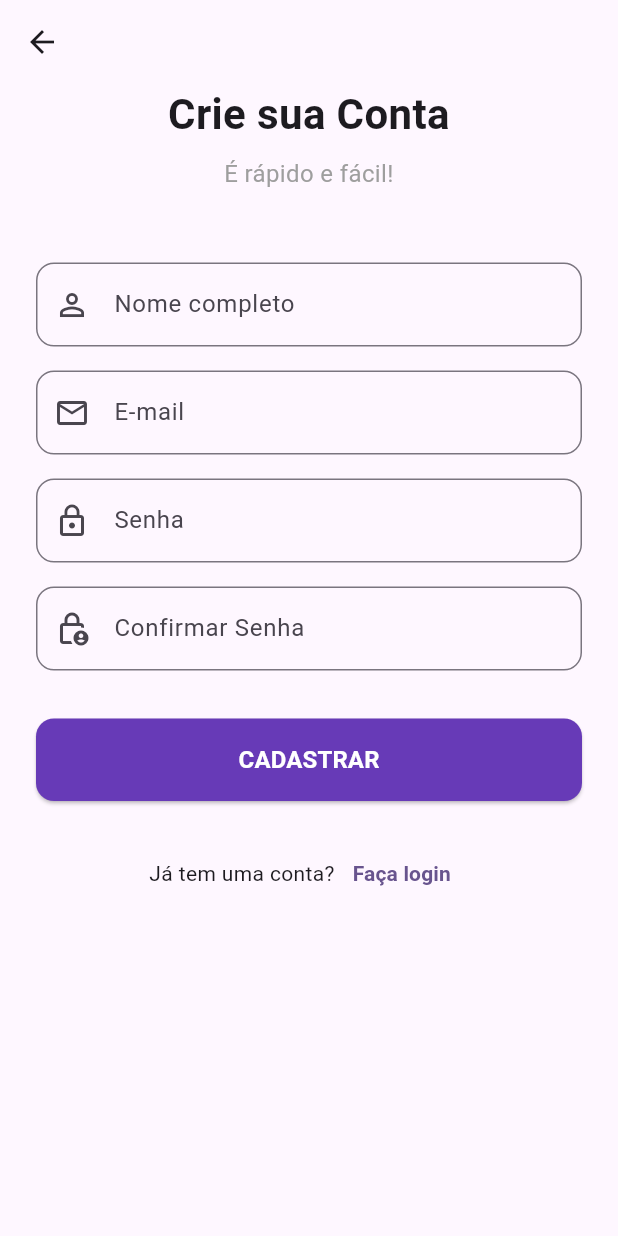
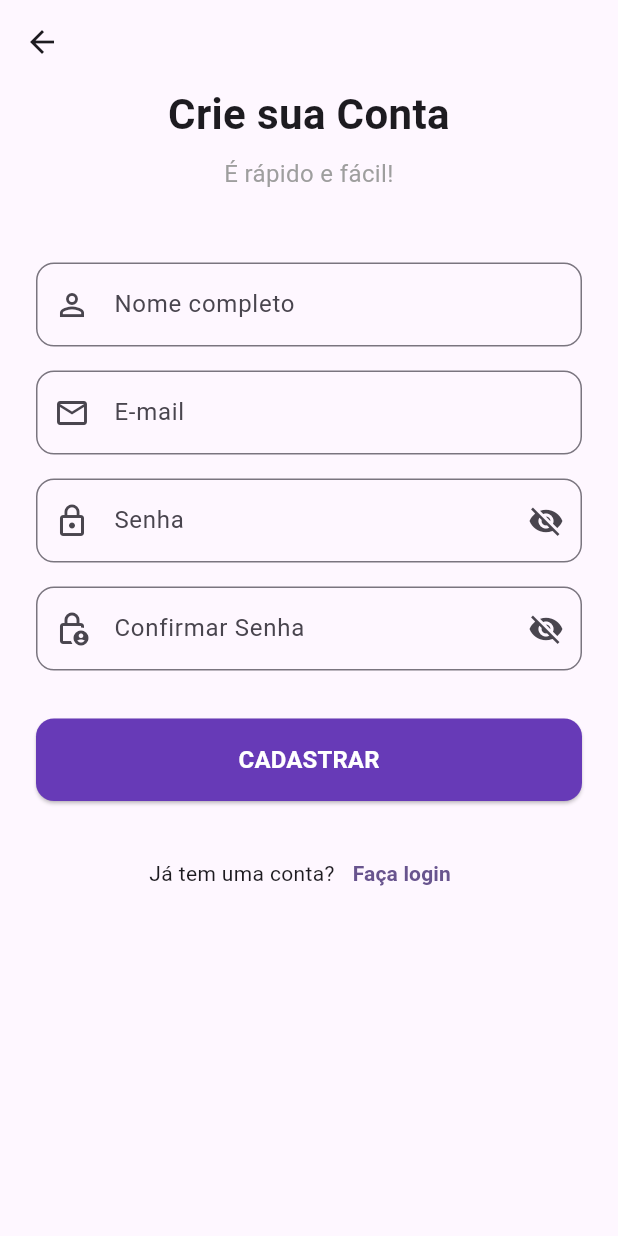
Before and after one commit to matheusrossimachado/Stocklite, a Flutter app: the screen it shows after launch, after a tap on "Cadastre-se", on a phone screen of 412 x 824 dp. Run offline on Flutter 3.47's test engine with Material 3 defaults, Android fonts, the phone set to English and light mode, and no system bars; our stand-ins replace device_preview.

Commit message:
feat: Implement login business logic and user feedback
This commit introduces the business logic for the login screen.

- A LoginController was created to handle user input and validation.
- Implemented a mock login validation to check for specific credentials.
- Added visual feedback to the user via SnackBars for success and error scenarios.
- On successful login, the user is redirected to the HomeScreen using Navigator.pushReplacement to prevent returning to the login page.
- As a UX improvement, a password visibility toggle was also added to the password fields on both Login and Signup screens.

```diff
--- a/lib/modules/auth/views/login_screen.dart
+++ b/lib/modules/auth/views/login_screen.dart
@@ -1,11 +1,22 @@
 import 'package:flutter/material.dart';
-
-// IMPORTANDO NOSSAS NOVAS TELAS. Agora vai funcionar, pois os arquivos existem!
+import 'package:stocklite_app/modules/auth/controllers/login_controller.dart';
 import 'package:stocklite_app/modules/auth/views/forgot_password_screen.dart';
 import 'package:stocklite_app/modules/auth/views/signup_screen.dart';
+import 'package:stocklite_app/modules/home/views/home_screen.dart';
 
-class LoginScreen extends StatelessWidget {
+class LoginScreen extends StatefulWidget {
   const LoginScreen({super.key});
+
+  @override
+  State<LoginScreen> createState() => _LoginScreenState();
+}
+
+class _LoginScreenState extends State<LoginScreen> {
+  final _controller = LoginController();
+
+  // NOVO: Uma variável de estado para controlar a visibilidade da senha.
+  // Começa como 'true' porque a senha deve iniciar escondida.
+  bool _isPasswordObscured = true;
 
   @override
   Widget build(BuildContext context) {
@@ -20,26 +31,13 @@ class LoginScreen extends StatelessWidget {
             mainAxisAlignment: MainAxisAlignment.center,
             crossAxisAlignment: CrossAxisAlignment.stretch,
             children: [
-              // --- Partes 1, 2 e 3 não mudam ---
-              const Icon(
-                Icons.inventory_2_outlined,
-                size: 80,
-                color: Colors.deepPurple,
-              ),
-              const SizedBox(height: 16),
-              const Text(
-                'Bem-vindo ao Stocklite',
-                textAlign: TextAlign.center,
-                style: TextStyle(fontSize: 26, fontWeight: FontWeight.bold),
-              ),
-              const SizedBox(height: 8),
-              const Text(
-                'Faça login para continuar',
-                textAlign: TextAlign.center,
-                style: TextStyle(fontSize: 16, color: Colors.grey),
-              ),
+              // ... (ícone e título não mudam)
+              const Icon(Icons.inventory_2_outlined, size: 80, color: Colors.deepPurple),
               const SizedBox(height: 48),
+
+              // Campo de E-mail (não muda)
               TextFormField(
+                controller: _controller.emailController,
                 keyboardType: TextInputType.emailAddress,
                 decoration: const InputDecoration(
                   labelText: 'E-mail',
@@ -50,40 +48,51 @@ class LoginScreen extends StatelessWidget {
                 ),
               ),
               const SizedBox(height: 16),
+
+              // --- CAMPO DE SENHA COM A MUDANÇA ---
               TextFormField(
-                obscureText: true,
-                decoration: const InputDecoration(
+                controller: _controller.passwordController,
+                // MUDANÇA: 'obscureText' agora depende da nossa variável de estado.
+                obscureText: _isPasswordObscured,
+                decoration: InputDecoration( // Removido o 'const' para poder usar variáveis
                   labelText: 'Senha',
-                  prefixIcon: Icon(Icons.lock_outline),
-                  border: OutlineInputBorder(
+                  prefixIcon: const Icon(Icons.lock_outline),
+                  border: const OutlineInputBorder(
                     borderRadius: BorderRadius.all(Radius.circular(12)),
+                  ),
+                  // NOVO: O ícone no final do campo (o "olho").
+                  suffixIcon: IconButton(
+                    // O ícone muda dependendo se a senha está visível ou não.
+                    icon: Icon(
+                      _isPasswordObscured ? Icons.visibility_off : Icons.visibility,
+                    ),
+                    // A ação que acontece ao clicar no ícone.
+                    onPressed: () {
+                      // setState é o comando que avisa o Flutter: "Ei, uma variável de estado
+                      // mudou, por favor, redesenhe a tela para mostrar a mudança!"
+                      setState(() {
+                        // Invertemos o valor da variável (true vira false, false vira true).
+                        _isPasswordObscured = !_isPasswordObscured;
+                      });
+                    },
                   ),
                 ),
               ),
               const SizedBox(height: 8),
 
-              // --- 4. Botão "Esqueci minha senha" ---
+              // ... (resto do código da tela não muda)
               Align(
                 alignment: Alignment.centerRight,
                 child: TextButton(
-                  // AQUI ESTÁ A MUDANÇA!
                   onPressed: () {
-                    // O Navigator é o gerente de rotas do Flutter.
-                    // 'push' "empurra" uma nova tela para cima da tela atual.
-                    Navigator.of(context).push(
-                      // MaterialPageRoute cria uma transição de tela padrão.
-                      MaterialPageRoute(
-                        // O builder constrói a tela que queremos mostrar.
-                        builder: (context) => const ForgotPasswordScreen(),
-                      ),
-                    );
+                    Navigator.of(context).push(MaterialPageRoute(
+                      builder: (context) => const ForgotPasswordScreen(),
+                    ));
                   },
                   child: const Text('Esqueci minha senha'),
                 ),
               ),
               const SizedBox(height: 24),
-
-              // --- 5. Botão de Entrar ---
               ElevatedButton(
                 style: ElevatedButton.styleFrom(
                   backgroundColor: Colors.deepPurple,
@@ -94,7 +103,20 @@ class LoginScreen extends StatelessWidget {
                   ),
                 ),
                 onPressed: () {
-                  // Lógica de login virá aqui no futuro
+                  final bool loginSuccess = _controller.login();
+                  if (loginSuccess) {
+                    Navigator.of(context).pushReplacement(
+                      MaterialPageRoute(
+                        builder: (context) => const HomeScreen(),
+                      ),
+                    );
+                  } else {
+                    final snackBar = SnackBar(
+                      content: const Text('E-mail ou senha inválidos.'),
+                      backgroundColor: Colors.red,
+                    );
+                    ScaffoldMessenger.of(context).showSnackBar(snackBar);
+                  }
                 },
                 child: const Text(
                   'ENTRAR',
@@ -102,21 +124,15 @@ class LoginScreen extends StatelessWidget {
                 ),
               ),
               const SizedBox(height: 32),
-
-              // --- 6. Link para Cadastro ---
               Row(
                 mainAxisAlignment: MainAxisAlignment.center,
                 children: [
                   const Text('Não tem uma conta?'),
                   TextButton(
-                    // AQUI ESTÁ A OUTRA MUDANÇA!
                     onPressed: () {
-                      // Usamos a mesma lógica do Navigator para ir para a tela de cadastro.
-                      Navigator.of(context).push(
-                        MaterialPageRoute(
-                          builder: (context) => const SignupScreen(),
-                        ),
-                      );
+                      Navigator.of(context).push(MaterialPageRoute(
+                        builder: (context) => const SignupScreen(),
+                      ));
                     },
                     child: const Text(
                       'Cadastre-se',
--- a/lib/modules/auth/views/signup_screen.dart
+++ b/lib/modules/auth/views/signup_screen.dart
@@ -1,7 +1,17 @@
 import 'package:flutter/material.dart';
 
-class SignupScreen extends StatelessWidget {
+// MUDANÇA: Convertido para StatefulWidget para poder gerenciar o estado dos "olhos".
+class SignupScreen extends StatefulWidget {
   const SignupScreen({super.key});
+
+  @override
+  State<SignupScreen> createState() => _SignupScreenState();
+}
+
+class _SignupScreenState extends State<SignupScreen> {
+  // NOVO: Duas variáveis, uma para cada campo de senha, para controle independente.
+  bool _isPasswordObscured = true;
+  bool _isConfirmPasswordObscured = true;
 
   @override
   Widget build(BuildContext context) {
@@ -16,32 +26,17 @@ class SignupScreen extends StatelessWidget {
           mainAxisAlignment: MainAxisAlignment.center,
           crossAxisAlignment: CrossAxisAlignment.stretch,
           children: [
-            const Text(
-              'Crie sua Conta',
-              textAlign: TextAlign.center,
-              style: TextStyle(
-                fontSize: 28,
-                fontWeight: FontWeight.bold,
-              ),
-            ),
+            // ... (título e campos de nome/email não mudam)
+            const Text('Crie sua Conta', textAlign: TextAlign.center, style: TextStyle(fontSize: 28, fontWeight: FontWeight.bold)),
             const SizedBox(height: 8),
-            const Text(
-              'É rápido e fácil!',
-              textAlign: TextAlign.center,
-              style: TextStyle(
-                fontSize: 16,
-                color: Colors.grey,
-              ),
-            ),
+            const Text('É rápido e fácil!', textAlign: TextAlign.center, style: TextStyle(fontSize: 16, color: Colors.grey)),
             const SizedBox(height: 48),
             TextFormField(
               textInputAction: TextInputAction.next,
               decoration: const InputDecoration(
                 labelText: 'Nome completo',
                 prefixIcon: Icon(Icons.person_outline),
-                border: OutlineInputBorder(
-                  borderRadius: BorderRadius.all(Radius.circular(12)),
-                ),
+                border: OutlineInputBorder(borderRadius: BorderRadius.all(Radius.circular(12))),
               ),
             ),
             const SizedBox(height: 16),
@@ -51,49 +46,60 @@ class SignupScreen extends StatelessWidget {
               decoration: const InputDecoration(
                 labelText: 'E-mail',
                 prefixIcon: Icon(Icons.email_outlined),
-                border: OutlineInputBorder(
-                  borderRadius: BorderRadius.all(Radius.circular(12)),
+                border: OutlineInputBorder(borderRadius: BorderRadius.all(Radius.circular(12))),
+              ),
+            ),
+            const SizedBox(height: 16),
+
+            // --- CAMPO DE SENHA COM O "OLHO" ---
+            TextFormField(
+              textInputAction: TextInputAction.next,
+              obscureText: _isPasswordObscured, // Usa a primeira variável
+              decoration: InputDecoration(
+                labelText: 'Senha',
+                prefixIcon: const Icon(Icons.lock_outline),
+                border: const OutlineInputBorder(borderRadius: BorderRadius.all(Radius.circular(12))),
+                suffixIcon: IconButton(
+                  icon: Icon(_isPasswordObscured ? Icons.visibility_off : Icons.visibility),
+                  onPressed: () {
+                    setState(() {
+                      _isPasswordObscured = !_isPasswordObscured;
+                    });
+                  },
                 ),
               ),
             ),
             const SizedBox(height: 16),
+
+            // --- CAMPO DE CONFIRMAR SENHA COM O "OLHO" ---
             TextFormField(
-              textInputAction: TextInputAction.next,
-              obscureText: true,
-              decoration: const InputDecoration(
-                labelText: 'Senha',
-                prefixIcon: Icon(Icons.lock_outline),
-                border: OutlineInputBorder(
-                  borderRadius: BorderRadius.all(Radius.circular(12)),
-                ),
-              ),
-            ),
-            const SizedBox(height: 16),
-            TextFormField(
-              obscureText: true,
-              decoration: const InputDecoration(
+              obscureText: _isConfirmPasswordObscured, // Usa a segunda variável
+              decoration: InputDecoration(
                 labelText: 'Confirmar Senha',
-                prefixIcon: Icon(Icons.lock_person_outlined),
-                border: OutlineInputBorder(
-                  borderRadius: BorderRadius.all(Radius.circular(12)),
+                prefixIcon: const Icon(Icons.lock_person_outlined),
+                border: const OutlineInputBorder(borderRadius: BorderRadius.all(Radius.circular(12))),
+                suffixIcon: IconButton(
+                  icon: Icon(_isConfirmPasswordObscured ? Icons.visibility_off : Icons.visibility),
+                  onPressed: () {
+                    setState(() {
+                      _isConfirmPasswordObscured = !_isConfirmPasswordObscured;
+                    });
+                  },
                 ),
               ),
             ),
             const SizedBox(height: 32),
+
+            // ... (botão de cadastrar e link para login não mudam)
             ElevatedButton(
               style: ElevatedButton.styleFrom(
                 backgroundColor: Colors.deepPurple,
                 foregroundColor: Colors.white,
                 padding: const EdgeInsets.symmetric(vertical: 16),
-                shape: RoundedRectangleBorder(
-                  borderRadius: BorderRadius.circular(12),
-                ),
+                shape: RoundedRectangleBorder(borderRadius: BorderRadius.circular(12)),
               ),
               onPressed: () {},
-              child: const Text(
-                'CADASTRAR',
-                style: TextStyle(fontSize: 16, fontWeight: FontWeight.bold),
-              ),
+              child: const Text('CADASTRAR', style: TextStyle(fontSize: 16, fontWeight: FontWeight.bold)),
             ),
             const SizedBox(height: 24),
             Row(
@@ -104,10 +110,7 @@ class SignupScreen extends StatelessWidget {
                   onPressed: () {
                     Navigator.of(context).pop();
                   },
-                  child: const Text(
-                    'Faça login',
-                    style: TextStyle(fontWeight: FontWeight.bold),
-                  ),
+                  child: const Text('Faça login', style: TextStyle(fontWeight: FontWeight.bold)),
                 ),
               ],
             )
```
Also changed, not shown: lib/modules/auth/controllers/login_controller.dart (added, +24 -0 lines), lib/modules/home/views/home_screen.dart (added, +26 -0 lines).
